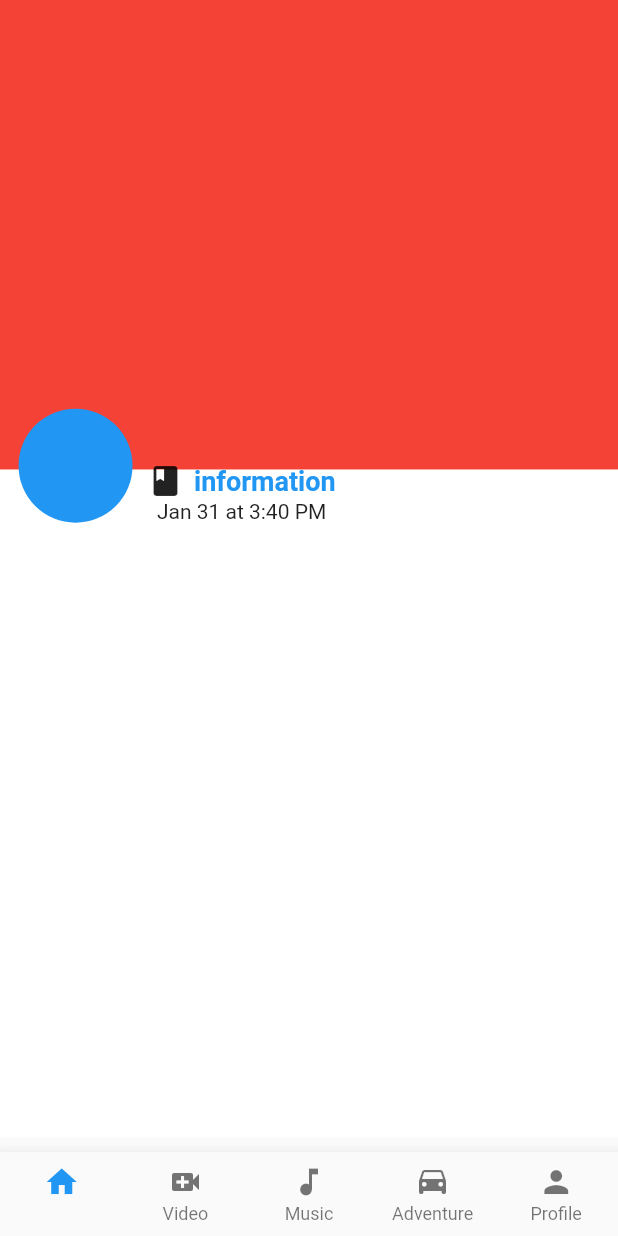
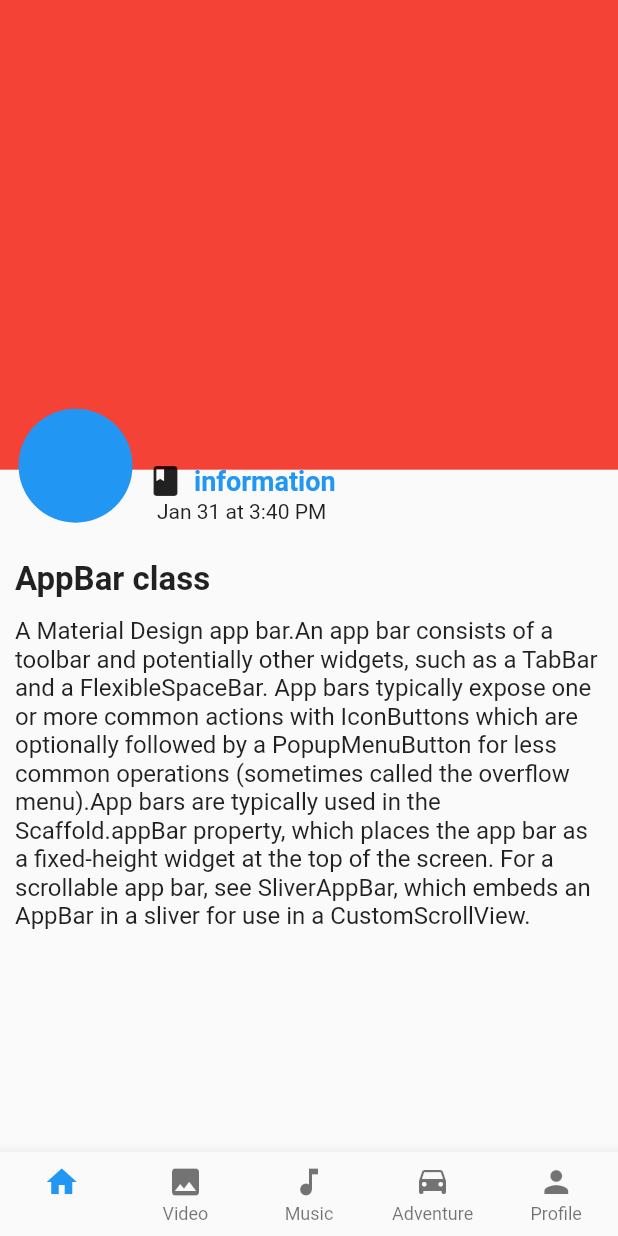
Before and after one commit to Sagarkc26/newsapp, a Flutter app: the screen it shows after launch, on a phone screen of 412 x 824 dp. Run offline on Flutter 3.47's test engine with Material 2 defaults, Android fonts, the phone set to English and light mode, and no system bars.

Commit message:
add the details

```diff
--- a/lib/bottombar.dart
+++ b/lib/bottombar.dart
@@ -54,7 +54,7 @@ class _BottomNavBarState extends State<BottomNavBar> {
             label: 'Home',
           ),
           BottomNavigationBarItem(
-            icon: Icon(Icons.video_call),
+            icon: Icon(Icons.image),
             label: 'Video',
           ),
           BottomNavigationBarItem(
--- a/lib/homapage.dart
+++ b/lib/homapage.dart
@@ -17,6 +17,7 @@ class _NewsPageState extends State<NewsPage> {
           Stack(
             children: [
               Column(
+                crossAxisAlignment: CrossAxisAlignment.start,
                 children: [
                   Container(
                     color: Colors.red,
@@ -25,8 +26,30 @@ class _NewsPageState extends State<NewsPage> {
                   ),
                   Container(
                     height: MediaQuery.of(context).size.height * 0.54,
-                    color: Colors.white,
-                  )
+                    child: Padding(
+                      padding: const EdgeInsets.only(top: 50),
+                      child: Padding(
+                        padding: const EdgeInsets.all(10.0),
+                        child: Column(
+                          crossAxisAlignment: CrossAxisAlignment.start,
+                          children: const [
+                            Text(
+                              "AppBar class",
+                              style: TextStyle(
+                                  fontSize: 22, fontWeight: FontWeight.bold),
+                            ),
+                            SizedBox(
+                              height: 12,
+                            ),
+                            Text(
+                              "A Material Design app bar.An app bar consists of a toolbar and potentially other widgets, such as a TabBar and a FlexibleSpaceBar. App bars typically expose one or more common actions with IconButtons which are optionally followed by a PopupMenuButton for less common operations (sometimes called the overflow menu).App bars are typically used in the Scaffold.appBar property, which places the app bar as a fixed-height widget at the top of the screen. For a scrollable app bar, see SliverAppBar, which embeds an AppBar in a sliver for use in a CustomScrollView.",
+                              style: TextStyle(fontSize: 16),
+                            )
+                          ],
+                        ),
+                      ),
+                    ),
+                  ),
                 ],
               ),
               Positioned(
```
